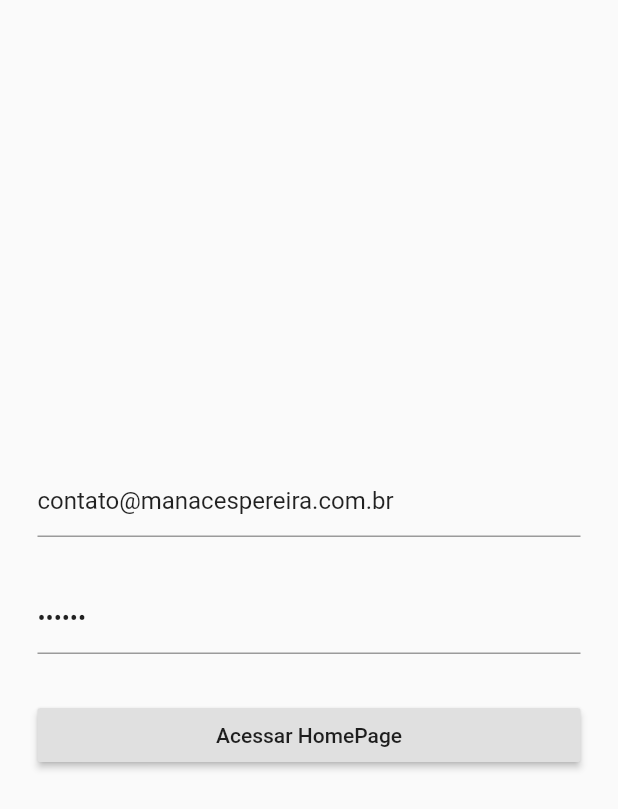
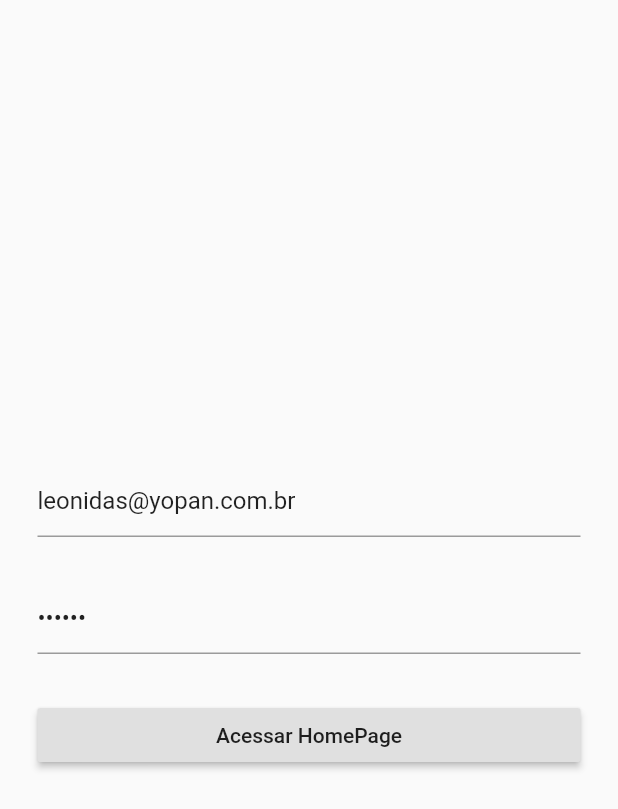
Before and after one commit to leonidasyopan/flutter-block, a Flutter app: the screen it shows after launch, on a phone screen of 412 x 824 dp. Shown: the top 809 px of the screen. Run offline on Flutter 3.47's test engine with Material 2 defaults, Android fonts, the phone set to English and light mode, and no system bars.

```diff
--- a/lib/login.dart
+++ b/lib/login.dart
@@ -8,7 +8,7 @@ class LoginPage extends StatefulWidget {
 }
 
 class _LoginPageState extends State<LoginPage> {
-  final _emailController = TextEditingController(text: 'contato@manacespereira.com.br');
+  final _emailController = TextEditingController(text: 'leonidas@yopan.com.br');
   final _passwordController = TextEditingController(text: '123123');
 
   @override
--- a/lib/main.dart
+++ b/lib/main.dart
@@ -7,7 +7,7 @@ class MyApp extends StatelessWidget {
   @override
   Widget build(BuildContext context) {
     return MaterialApp(
-      title: 'Flutter Demo',
+      title: 'Flutter Bloc',
       routes: <String, WidgetBuilder>{
         MyHomePage.routeName: (context) => MyHomePage(title: 'Flutter Demo Home Page'),
         LoginPage.routeName: (context) => LoginPage(),
```
Also changed, not shown: 1 other file.
